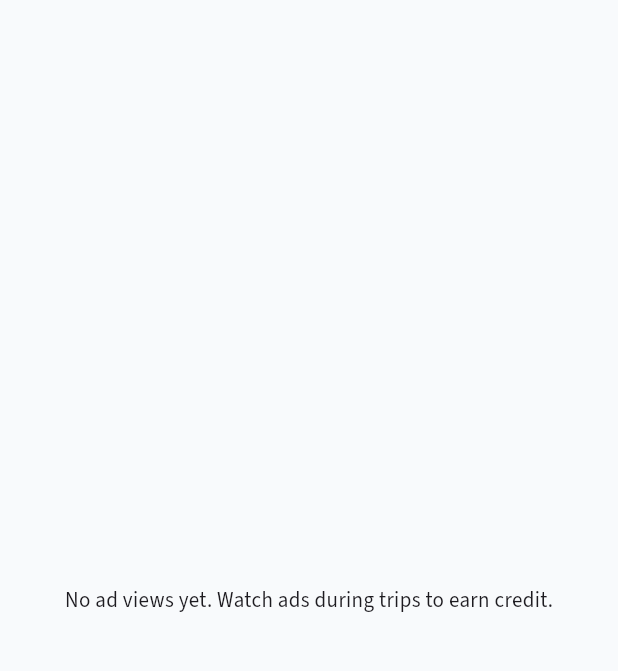
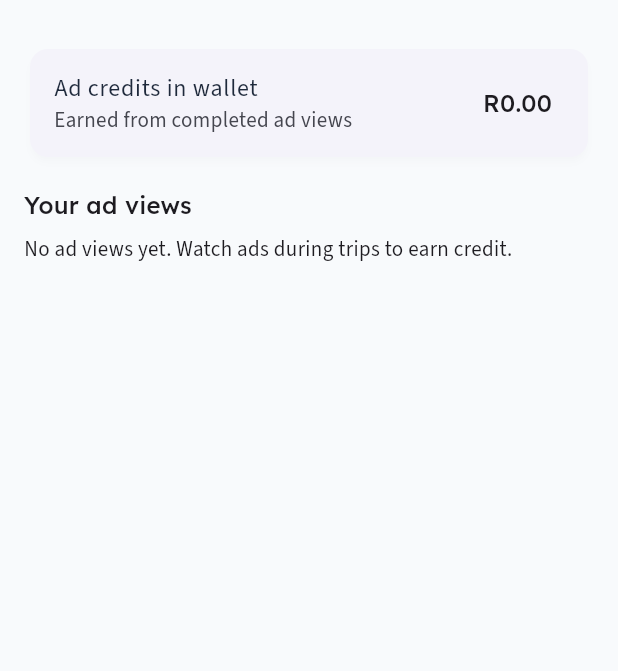
Before and after one commit to namootatech/taxi-assist, a Flutter app: the MediaSummaryScreen screen opened directly, on a phone screen of 412 x 824 dp, the part 59-730 px from its top. Run offline on Flutter 3.47's test engine with Material 3 defaults, Android fonts, the phone set to English and light mode, and no system bars; our stand-ins replace file_picker, flutter_dotenv, flutter_riverpod, fluttertoast, geolocator, google_fonts and 7 more; accounts and stored records are empty; network calls fail; project files that could hold a hidden picture were left out.

Commit message:
feat(rider-app): wire ad rewards and wallet trip payments
Connect ad serve/record/finalize RPCs and show wallet ledger with balance checks for trip payment.

Co-authored-by: Cursor <cursoragent@cursor.com>

```diff
--- a/apps/rider_app/lib/features/media/media_summary_screen.dart
+++ b/apps/rider_app/lib/features/media/media_summary_screen.dart
@@ -4,7 +4,8 @@ import 'package:flutter_riverpod/flutter_riverpod.dart';
 import '../../core/constants/app_spacing.dart';
 import '../../shared/providers/app_providers.dart';
 
-final adViewsProvider = FutureProvider.autoDispose<List<Map<String, dynamic>>>((ref) {
+final adViewsProvider =
+    FutureProvider.autoDispose<List<Map<String, dynamic>>>((ref) {
   return ref.watch(supabaseServiceProvider).fetchAdViews();
 });
 
@@ -14,32 +15,56 @@ class MediaSummaryScreen extends ConsumerWidget {
   @override
   Widget build(BuildContext context, WidgetRef ref) {
     final viewsAsync = ref.watch(adViewsProvider);
+    final walletAsync = ref.watch(riderWalletProvider);
 
     return Scaffold(
       appBar: AppBar(title: const Text('Taxi Assist Media')),
-      body: viewsAsync.when(
+      body: ListView(
+        padding: AppSpacing.screenPadding,
+        children: [
+          walletAsync.when(
+            data: (wallet) {
+              final balance = wallet?['balance'];
+              return Card(
+                child: ListTile(
+                  title: const Text('Ad credits in wallet'),
+                  subtitle: const Text('Earned from completed ad views'),
+                  trailing: Text(
+                    'R${balance is num ? balance.toStringAsFixed(2) : '0.00'}',
+                    style: Theme.of(context).textTheme.titleMedium,
+                  ),
+                ),
+              );
+            },
+            loading: () => const LinearProgressIndicator(),
+            error: (_, __) => const SizedBox.shrink(),
+          ),
+          const SizedBox(height: 16),
+          Text('Your ad views', style: Theme.of(context).textTheme.titleMedium),
+          const SizedBox(height: 8),
+          viewsAsync.when(
             data: (views) {
               if (views.isEmpty) {
-            return const Center(
-              child: Text('No ad views yet. Watch ads during trips to earn credit.'),
+                return const Text(
+                  'No ad views yet. Watch ads during trips to earn credit.',
                 );
               }
-          return ListView.separated(
-            padding: AppSpacing.screenPadding,
-            itemCount: views.length,
-            separatorBuilder: (_, __) => const Divider(),
-            itemBuilder: (context, i) {
-              final v = views[i];
+              return Column(
+                children: views.map((v) {
                   return ListTile(
+                    contentPadding: EdgeInsets.zero,
                     title: Text('${v['state']}'),
                     subtitle: Text('${v['created_at']}'),
-                trailing: v['rating'] != null ? Text('★ ${v['rating']}') : null,
+                    trailing:
+                        v['rating'] != null ? Text('★ ${v['rating']}') : null,
+                  );
+                }).toList(),
               );
             },
-          );
-        },
-        loading: () => const Center(child: CircularProgressIndicator()),
-        error: (e, _) => Center(child: Text('$e')),
+            loading: () => const LinearProgressIndicator(),
+            error: (e, _) => Text('$e'),
+          ),
+        ],
       ),
     );
   }
```
Also changed, not shown: apps/rider_app/lib/features/media/ad_playback_screen.dart (+82 -34 lines), apps/rider_app/lib/features/wallet/wallet_screen.dart (+62 -5 lines). Lines whose indentation alone changed are shown as unchanged.
